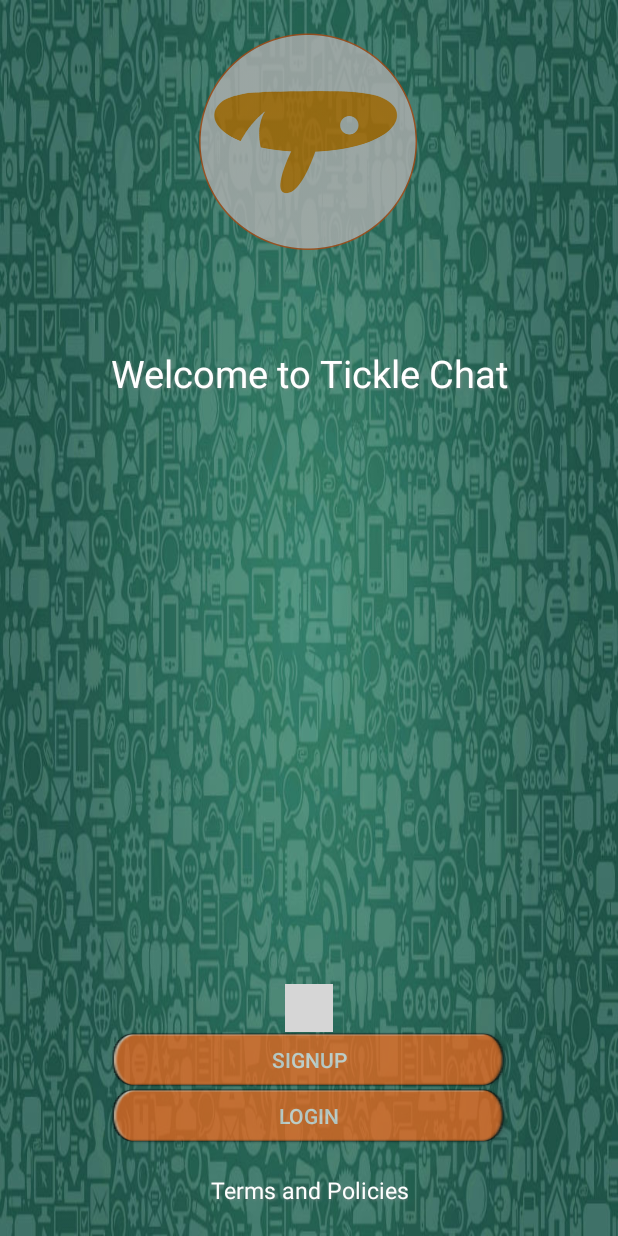
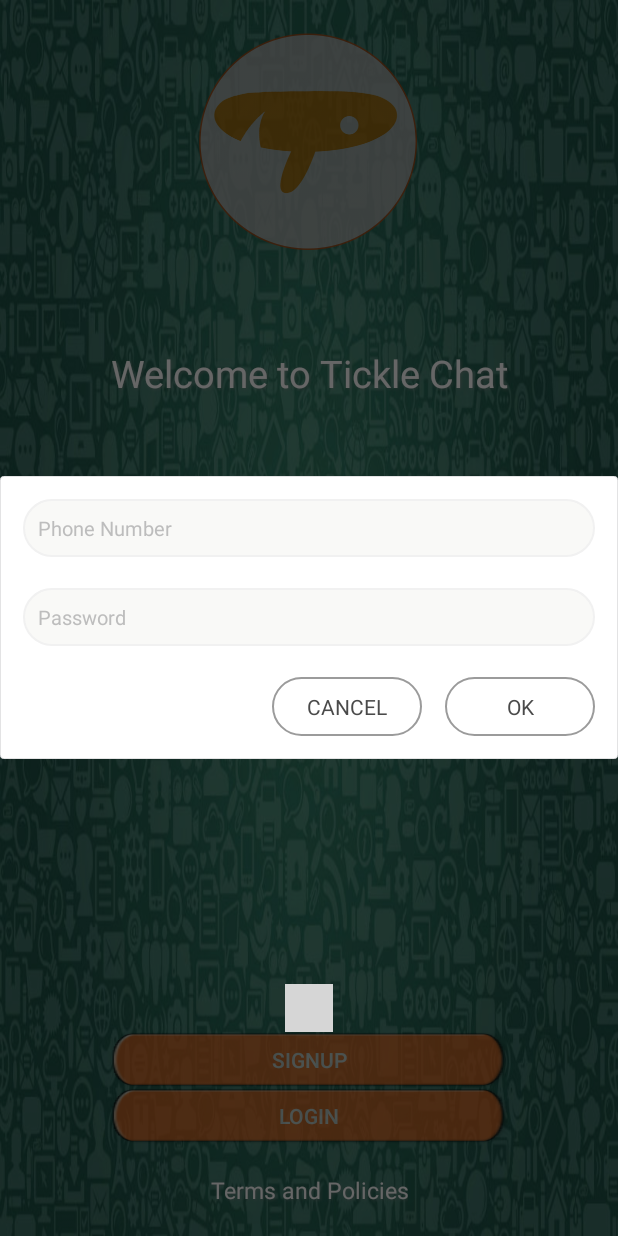
Before and after one commit to sagarsheth/TickleChat, an Android app: the screen it shows after launch (Login), after a tap on "LOGIN", on a phone screen of 412 x 824 dp. Run offline under Robolectric (Android 15) with nearby library versions, the light colour scheme and no system bars; libraries missing offline, so code that uses them is left out: com.facebook, com.onesignal, com.viewpagerindicator; plain views replace CirclePageIndicator, LoginButton; 3 statements that could not run were skipped; grey boxes are pictures that could not be loaded.

Commit message:
Added Login and Registration sceen and Service.

```diff
--- /dev/null
+++ b/app/src/main/java/com/techpro/chat/ticklechat/LoginDialog.java
@@ -0,0 +1,76 @@
+package com.techpro.chat.ticklechat;
+
+import android.app.Dialog;
+import android.content.Context;
+import android.graphics.drawable.ColorDrawable;
+import android.view.View;
+import android.view.ViewGroup;
+import android.view.Window;
+import android.view.WindowManager;
+import android.widget.EditText;
+import android.widget.TextView;
+
+import com.techpro.chat.ticklechat.listeners.GenericListener;
+
+/**
+ * Created by vishalrandive on 30/10/16.
+ */
+
+public class LoginDialog extends Dialog implements View.OnClickListener {
+
+    private EditText mEtStatus;
+    private EditText mEtPass;
+    private TextView tvNegative;
+    private TextView tvPositive;
+    private GenericListener<String> objGenericListener;
+
+    public LoginDialog(Context context, GenericListener<String> objGenericListener)
+    {
+        super(context);
+
+        requestWindowFeature(Window.FEATURE_NO_TITLE);
+        getWindow().clearFlags(WindowManager.LayoutParams.FLAG_NOT_FOCUSABLE | WindowManager.LayoutParams.FLAG_ALT_FOCUSABLE_IM);
+        setContentView(R.layout.dialog_login);
+        setCanceledOnTouchOutside(false);
+
+        getWindow().setLayout(ViewGroup.LayoutParams.MATCH_PARENT, ViewGroup.LayoutParams.WRAP_CONTENT);
+        getWindow().setBackgroundDrawable(new ColorDrawable(android.graphics.Color.TRANSPARENT));
+
+        this.objGenericListener = objGenericListener;
+        mEtStatus = (EditText) findViewById(R.id.et_username);
+        mEtPass = (EditText) findViewById(R.id.et_pass);
+        tvNegative = (TextView) findViewById(R.id.tvNegative);
+        tvPositive = (TextView) findViewById(R.id.tvPositive);
+
+        tvNegative.setOnClickListener(this);
+        tvPositive.setOnClickListener(this);
+    }
+
+    public void setMessage(String message) {
+        mEtStatus.setText(message);
+    }
+
+    public void setPositiveButtonText(String positiveBtnTitle) {
+        if (tvPositive != null)
+            tvPositive.setText(positiveBtnTitle);
+    }
+
+    public void setNegativeButtonText(String negativeBtnTitle) {
+        if (tvNegative != null)
+            tvNegative.setText(negativeBtnTitle);
+    }
+
+    @Override
+    public void onClick(View v) {
+        switch (v.getId()) {
+
+            case R.id.tvNegative:
+                objGenericListener.onResponse(R.id.tvNegative, null);
+                break;
+
+            case R.id.tvPositive:
+                objGenericListener.onResponse(R.id.tvPositive, mEtStatus.getText().toString()+"~"+mEtPass.getText().toString());
+                break;
+        }
+    }
+}
--- a/app/src/main/java/com/techpro/chat/ticklechat/activity/registration/Login.java
+++ b/app/src/main/java/com/techpro/chat/ticklechat/activity/registration/Login.java
@@ -12,8 +12,11 @@ import android.util.Log;
 import android.view.View;
 
 import com.google.gson.Gson;
+import com.techpro.chat.ticklechat.LoginDialog;
 import com.techpro.chat.ticklechat.R;
+import com.techpro.chat.ticklechat.StatusUpdateDialog;
 import com.techpro.chat.ticklechat.activity.home.HomeActivity;
+import com.techpro.chat.ticklechat.adapters.StatusAdapter;
 import com.techpro.chat.ticklechat.listeners.GenericListener;
 import com.techpro.chat.ticklechat.models.DataStorage;
 import com.techpro.chat.ticklechat.models.user.UserDetailsModel;
@@ -39,6 +42,7 @@ public class Login extends AppCompatActivity implements View.OnClickListener {
     private ProgressDialog dialog;
     private static final String TAG = Login.class.getSimpleName();
     private ApiInterface apiService;
+    private LoginDialog mStatusUpdateDialog;
 
     @Override
     protected void onCreate(Bundle savedInstanceState) {
@@ -64,23 +68,38 @@ public class Login extends AppCompatActivity implements View.OnClickListener {
 
         switch (v.getId()) {
             case R.id.btnLogin:
-//                break;
-            case R.id.btnSignup:
+                mStatusUpdateDialog = new LoginDialog(Login.this, new GenericListener<String>() {
+                    @Override
+                    public void onResponse(int callerID, String messages) {
 
-//                TODO create Dialog to ask phone and pass and use SHA1 for pass
+                        switch (callerID) {
+                            case R.id.tvPositive:
+
+//                                if (Login.SHA1(messages.split("~")[1]) == null) {
+//
+//                                } else {
                                     dialog = ProgressDialog.show(Login.this, "Loading", "Please wait...", true);
                                     callLoginService("8652355351", "2233c15a7f3371fc6e6a8afeb5089b5411db19a1");
+//                                    callLoginService(messages.split("~")[0], Login.SHA1(messages.split("~")[1]));
+//                                }
+                                break;
 
-//                LoginModel.Data objData = new LoginModel.Data();
-//                objData.setEmail("a@a.com");
-//                objData.setName("asgfag");
-//                objData.setId("12434");
-//                objData.setPhoto_uri(null);
-//                getInstance().setData(objData);
-//                startActivity(new Intent(Login.this, HomeActivity.class));
-//                TODO uncomment below
-//                Intent mainIntent = new Intent(Login.this,LoginActivity.class);
-//                Login.this.startActivity(mainIntent);
+                            case R.id.tvNegative:
+                                mStatusUpdateDialog.cancel();
+                                break;
+                        }
+                    }
+                });
+
+                mStatusUpdateDialog.setTitle("Hey! We do not take any pictures without your permission. Wanna try again ?");
+                mStatusUpdateDialog.setPositiveButtonText("OK");
+                mStatusUpdateDialog.setNegativeButtonText("CANCEL");
+                mStatusUpdateDialog.setCancelable(false);
+                mStatusUpdateDialog.show();
+                break;
+            case R.id.btnSignup:
+                Intent mainIntent = new Intent(Login.this,LoginActivity.class);
+                Login.this.startActivity(mainIntent);
                 break;
 
         }
@@ -174,7 +193,8 @@ public class Login extends AppCompatActivity implements View.OnClickListener {
 
 
 // For Password
-    public static String SHA1(String text) throws NoSuchAlgorithmException, UnsupportedEncodingException {
+    public static String SHA1(String text) {
+        try {
             MessageDigest md = MessageDigest.getInstance("SHA-1");
             md.update(text.getBytes("iso-8859-1"), 0, text.length());
             byte[] sha1hash = md.digest();
@@ -188,5 +208,9 @@ public class Login extends AppCompatActivity implements View.OnClickListener {
                 } while (two_halfs++ < 1);
             }
             return buf.toString();
+        }catch (Exception e){
+            e.printStackTrace();
+        }
+        return null;
     }
 }
--- /dev/null
+++ b/app/src/main/res/layout/dialog_login.xml
@@ -0,0 +1,55 @@
+<?xml version="1.0" encoding="utf-8"?>
+<LinearLayout xmlns:android="http://schemas.android.com/apk/res/android"
+    android:layout_width="match_parent"
+    android:layout_height="match_parent"
+    android:background="@drawable/dialog_bg"
+    android:orientation="vertical">
+
+    <EditText
+        android:id="@+id/et_username"
+        style="@style/style_et"
+        android:layout_marginTop="@dimen/dimen_15"
+        android:hint="Phone Number"
+        android:inputType="phone" />
+
+    <EditText
+        android:id="@+id/et_pass"
+        style="@style/style_et"
+        android:layout_marginTop="@dimen/dimen_15"
+        android:hint="Password"
+        android:inputType="textPassword" />
+
+    <RelativeLayout
+        android:layout_width="match_parent"
+        android:layout_height="wrap_content"
+        android:layout_margin="@dimen/dimen_15">
+
+        <TextView
+            android:id="@+id/tvNegative"
+            android:layout_width="100dp"
+            android:layout_height="wrap_content"
+            android:layout_marginRight="@dimen/dimen_15"
+            android:layout_toLeftOf="@+id/tvPositive"
+            android:background="@drawable/selector_button"
+            android:clickable="true"
+            android:gravity="center"
+            android:padding="@dimen/dimen_10"
+            android:text="Cancel"
+            android:textColor="@color/selector_text_color_button"
+            android:visibility="visible" />
+
+        <TextView
+            android:id="@+id/tvPositive"
+            android:layout_width="100dp"
+            android:layout_height="wrap_content"
+            android:layout_alignParentRight="true"
+            android:background="@drawable/selector_button"
+            android:clickable="true"
+            android:gravity="center"
+            android:padding="@dimen/dimen_10"
+            android:text="Ok"
+            android:textColor="@color/selector_text_color_button" />
+
+    </RelativeLayout>
+
+</LinearLayout>
```
Also changed, not shown: app/src/main/java/com/techpro/chat/ticklechat/activity/registration/LoginActivity.java (+134 -2 lines). Lines whose indentation alone changed are shown as unchanged.
